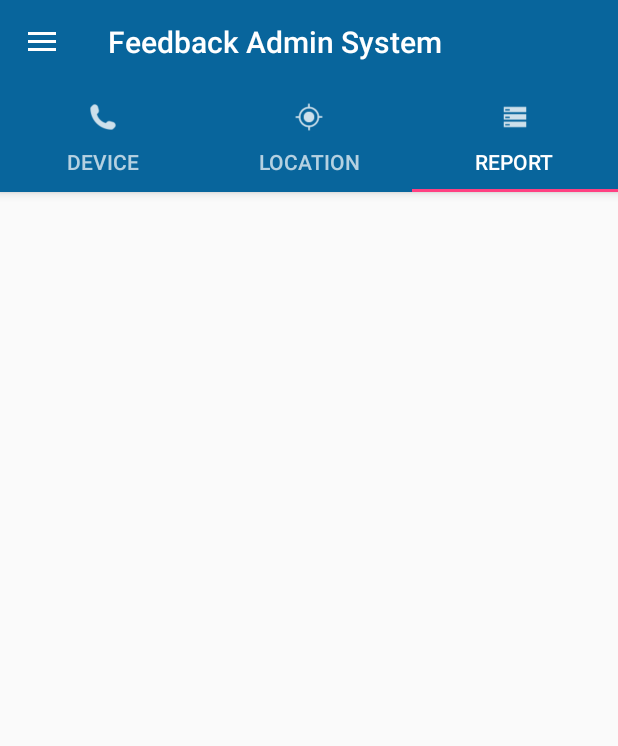
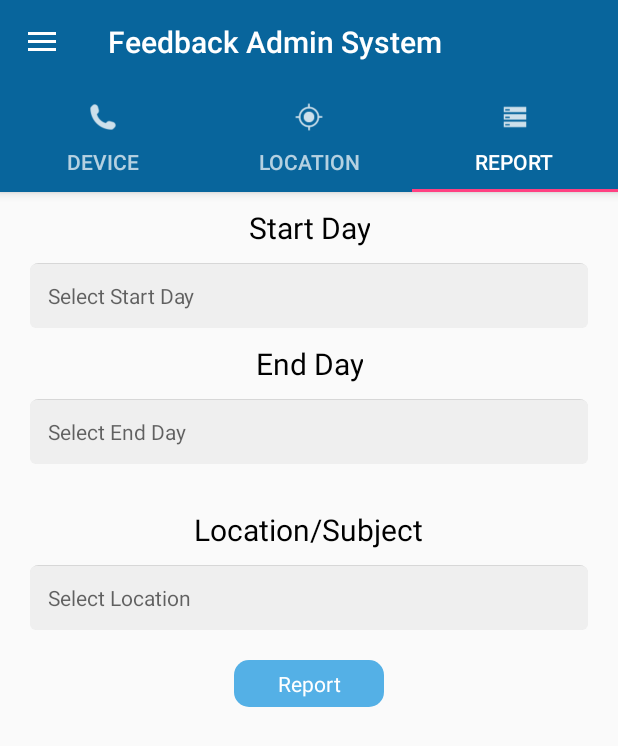
Before and after one commit to xuanphu262/FeedbackSystem, an Android app: the screen it shows after launch (AdminMainActivity), tab 3 chosen, on a phone screen of 412 x 824 dp. Shown: the top 746 px of the screen. Run offline under Robolectric (Android 15) with nearby library versions, the phone set to English and light mode, and no system bars; our stand-ins replace EventBus.

Commit message:
Add report page.

```diff
--- a/FeedbackSystemApp/app/src/main/java/android/mobile/feedbacksystem/ui/admin/report/ReportFragment.java
+++ b/FeedbackSystemApp/app/src/main/java/android/mobile/feedbacksystem/ui/admin/report/ReportFragment.java
@@ -8,16 +8,40 @@ import android.support.v4.app.Fragment;
 import android.view.LayoutInflater;
 import android.view.View;
 import android.view.ViewGroup;
+import android.widget.TextView;
 
 /**
  * Created by hoainguyen on 3/11/18.
  */
 
-public class ReportFragment extends Fragment {
+public class ReportFragment extends Fragment implements View.OnClickListener {
+    private TextView mTvStartDay;
+    private TextView mTvEndDay;
+    private TextView mTvLocation;
+    private TextView mBtnReport;
+
     @Nullable
     @Override
     public View onCreateView(@NonNull LayoutInflater inflater, @Nullable ViewGroup container, @Nullable Bundle savedInstanceState) {
         View rootView = inflater.inflate(R.layout.fragment_report, null);
+        mTvStartDay = (TextView) rootView.findViewById(R.id.tv_startDay);
+        mTvStartDay.setOnClickListener(this);
+        mTvEndDay = (TextView) rootView.findViewById(R.id.tv_endDay);
+        mTvStartDay.setOnClickListener(this);
+        mTvLocation = (TextView) rootView.findViewById(R.id.tv_selectLocation);
+        mTvStartDay.setOnClickListener(this);
+        mBtnReport = (TextView) rootView.findViewById(R.id.btn_report);
         return rootView;
     }
+
+    @Override
+    public void onClick(View v) {
+        switch (v.getId()) {
+            case R.id.tv_endDay:
+                break;
+            case R.id.tv_startDay:
+                break;
+
+        }
+    }
 }
--- a/FeedbackSystemApp/app/src/main/res/layout/fragment_report.xml
+++ b/FeedbackSystemApp/app/src/main/res/layout/fragment_report.xml
@@ -3,7 +3,94 @@
     android:layout_width="match_parent"
     android:layout_height="match_parent">
 
+    <LinearLayout
+        android:id="@+id/view_select_container"
+        android:layout_width="match_parent"
+        android:layout_height="wrap_content"
+        android:orientation="vertical">
+
+        <TextView
+            android:layout_width="wrap_content"
+            android:layout_height="wrap_content"
+            android:layout_gravity="center_horizontal"
+            android:layout_marginTop="10dp"
+            android:gravity="center"
+            android:text="@string/start_day"
+            android:textColor="@color/black"
+            android:textSize="20sp" />
+
+        <TextView
+            android:id="@+id/tv_startDay"
+            android:layout_width="match_parent"
+            android:layout_height="wrap_content"
+            android:layout_marginLeft="20dp"
+            android:layout_marginRight="20dp"
+            android:layout_marginTop="10dp"
+            android:background="@drawable/bg_edittext"
+            android:hint="@string/hint_select_start_day"
+            android:maxLines="1"
+            android:padding="12dp"
+            android:textSize="14sp" />
+
+        <TextView
+            android:layout_width="wrap_content"
+            android:layout_height="wrap_content"
+            android:layout_gravity="center_horizontal"
+            android:layout_marginTop="10dp"
+            android:gravity="center"
+            android:text="@string/end_day"
+            android:textColor="@color/black"
+            android:textSize="20sp" />
+
+        <TextView
+            android:id="@+id/tv_endDay"
+            android:layout_width="match_parent"
+            android:layout_height="wrap_content"
+            android:layout_marginLeft="20dp"
+            android:layout_marginRight="20dp"
+            android:layout_marginTop="10dp"
+            android:background="@drawable/bg_edittext"
+            android:hint="@string/hint_select_end_day"
+            android:maxLines="1"
+            android:padding="12dp"
+            android:textSize="14sp" />
+
+        <TextView
+            android:layout_width="wrap_content"
+            android:layout_height="wrap_content"
+            android:layout_gravity="center_horizontal"
+            android:layout_marginTop="30dp"
+            android:gravity="center"
+            android:text="@string/location_subject"
+            android:textColor="@color/black"
+            android:textSize="20sp" />
+
+        <TextView
+            android:id="@+id/tv_selectLocation"
+            android:layout_width="match_parent"
+            android:layout_height="wrap_content"
+            android:layout_marginLeft="20dp"
+            android:layout_marginRight="20dp"
+            android:layout_marginTop="10dp"
+            android:background="@drawable/bg_edittext"
+            android:hint="@string/hint_enter_location"
+            android:maxLines="1"
+            android:padding="12dp"
+            android:textSize="14sp" />
+    </LinearLayout>
+
+
     <TextView
-        android:layout_width="wrap_content"
-        android:layout_height="wrap_content" />
+        android:id="@+id/btn_report"
+        android:layout_width="100dp"
+        android:layout_height="wrap_content"
+        android:layout_below="@+id/view_select_container"
+        android:layout_centerHorizontal="true"
+        android:layout_marginTop="20dp"
+        android:background="@drawable/bg_blue_radius"
+        android:gravity="center"
+        android:padding="6dp"
+        android:text="@string/report"
+        android:textColor="@color/white"
+        android:textSize="14sp" />
 </RelativeLayout>
--- a/FeedbackSystemApp/app/src/main/res/values/strings.xml
+++ b/FeedbackSystemApp/app/src/main/res/values/strings.xml
@@ -33,9 +33,14 @@
     <string name="device_id">Device ID</string>
     <string name="location_subject">Location/Subject</string>
     <string name="hint_enter_id">Enter device ID</string>
-    <string name="hint_enter_location">Enter Location</string>
+    <string name="hint_enter_location">Select Location</string>
     <string name="create">Create</string>
     <string name="scan_qr_code">Scan QR Code</string>
     <string name="add_location">Add Location/Subject</string>
     <string name="select_location">Select Location/Subject</string>
+    <string name="start_day">Start Day</string>
+    <string name="hint_select_start_day">Select Start Day</string>
+    <string name="end_day">End Day</string>
+    <string name="hint_select_end_day">Select End Day</string>
+    <string name="report">Report</string>
 </resources>
```
